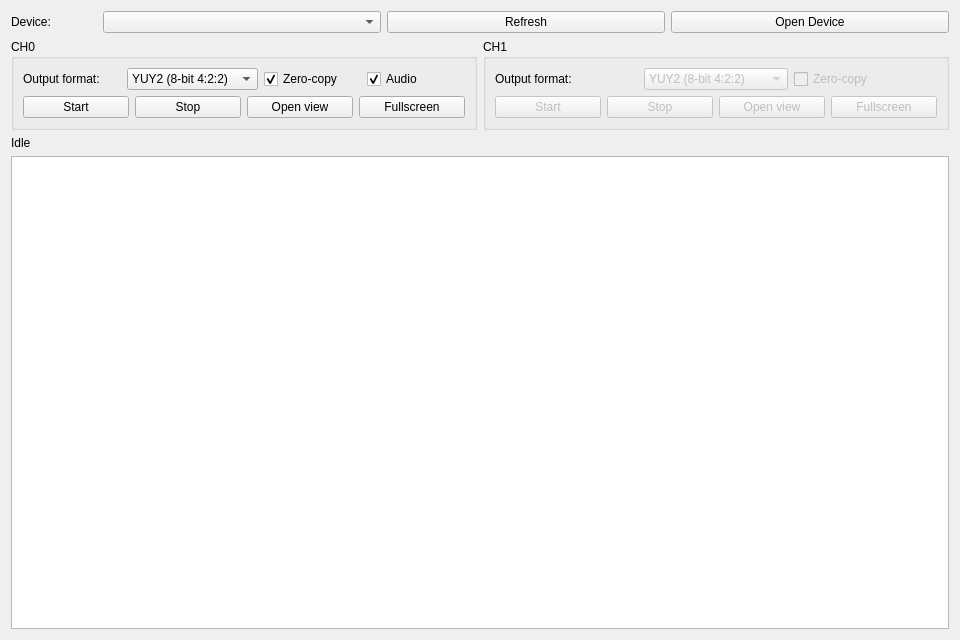
MarquezLin/GVFG_Standalone, file GVFG_Qt_Sample/mainwindow.ui: the form before one commit.
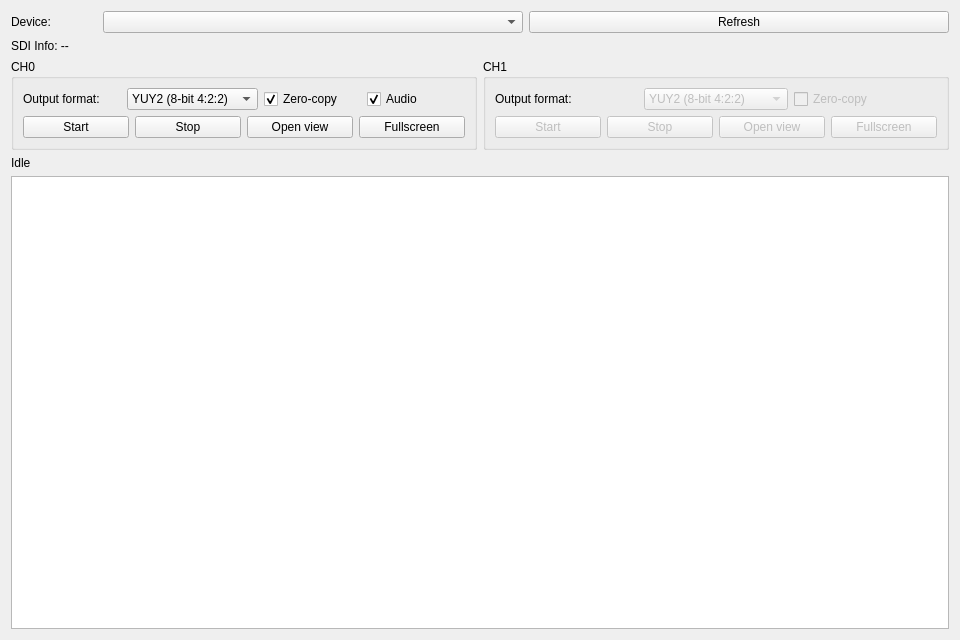
The form after the commit.

```diff
--- a/GVFG_Qt_Sample/mainwindow.ui
+++ b/GVFG_Qt_Sample/mainwindow.ui
@@ -45,16 +45,19 @@
        </property>
       </widget>
      </item>
-     <item>
-      <widget class="QPushButton" name="openButton">
-       <property name="text">
-        <string>Open Device</string>
-       </property>
-      </widget>
-     </item>
     </layout>
    </item>
    <item row="1" column="0">
+    <widget class="QLabel" name="sdiInfoLabel">
+     <property name="text">
+      <string>SDI Info: --</string>
+     </property>
+     <property name="wordWrap">
+      <bool>true</bool>
+     </property>
+    </widget>
+   </item>
+   <item row="2" column="0">
     <layout class="QHBoxLayout" name="channelPanelsLayout" stretch="1,1">
      <item>
       <widget class="QGroupBox" name="channel0GroupBox">
@@ -219,14 +222,14 @@
      </item>
     </layout>
    </item>
-   <item row="2" column="0">
+   <item row="3" column="0">
     <widget class="QLabel" name="statusLabel">
      <property name="text">
       <string>Idle</string>
      </property>
     </widget>
    </item>
-   <item row="3" column="0">
+   <item row="4" column="0">
     <widget class="QPlainTextEdit" name="logEdit">
      <property name="readOnly">
       <bool>true</bool>
```
